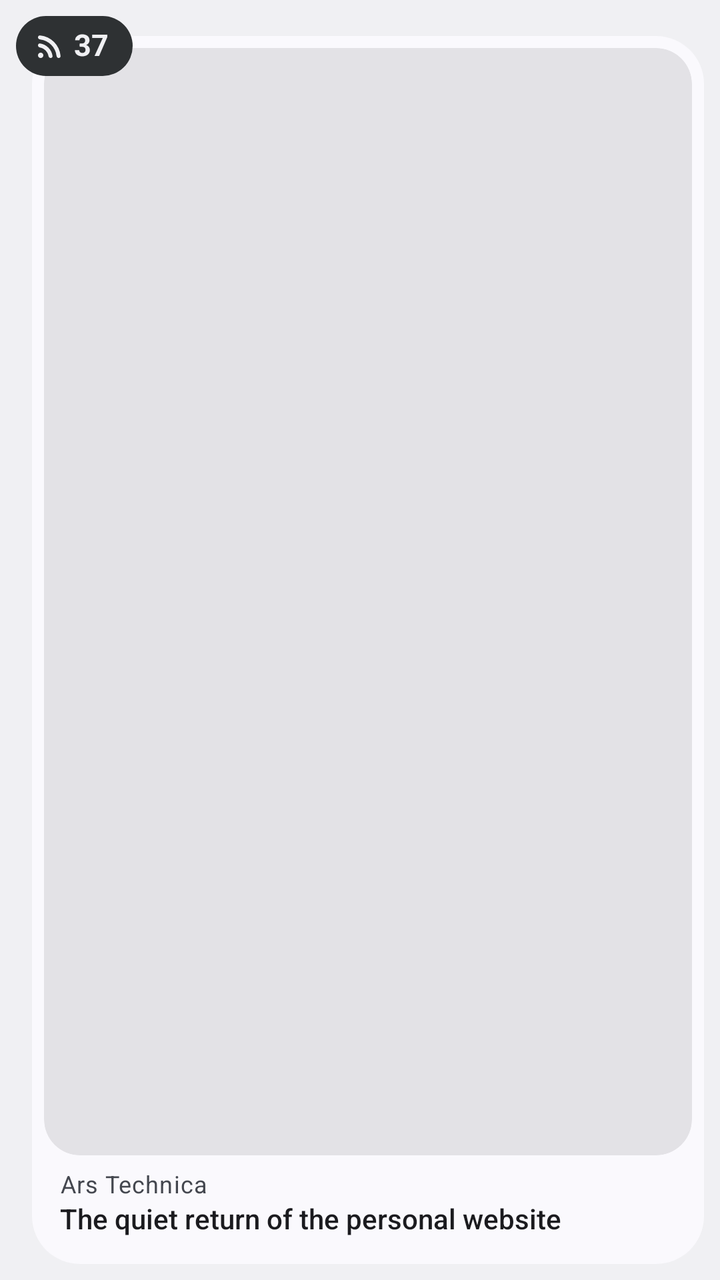
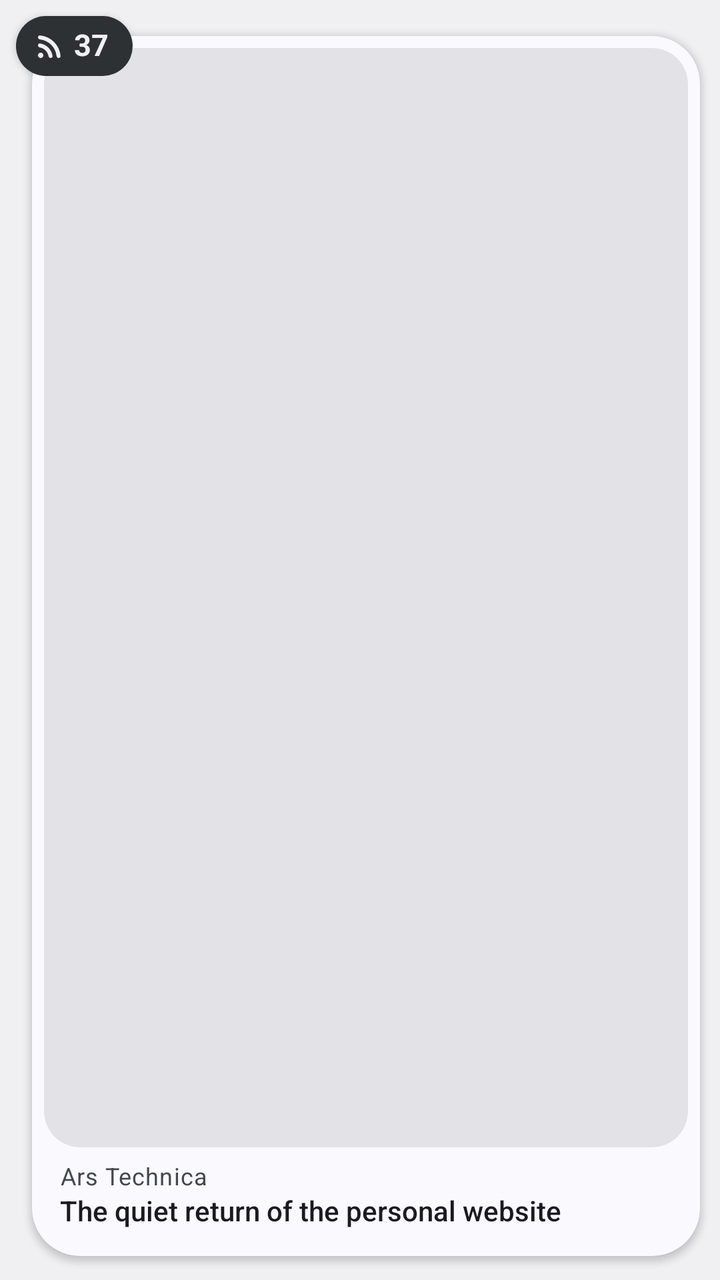

Screens rendered from an Android XML layout before and after an edit, with the pre-edit source and the edit as a unified diff.
<!-- AndroidManifest.xml: application theme Theme.News -->
<!-- res/layout/widget_newest_preview.xml -->
<?xml version="1.0" encoding="utf-8"?>
<FrameLayout xmlns:android="http://schemas.android.com/apk/res/android"
    xmlns:tools="http://schemas.android.com/tools"
    tools:ignore="SpUsage,UselessParent,ContentDescription,HardcodedText"
    android:id="@android:id/background"
    android:layout_width="match_parent"
    android:layout_height="match_parent"
    android:background="@drawable/widget_floating_frame"
    android:clipToOutline="true"
    android:padding="8dp">

    <LinearLayout
        android:id="@+id/frame"
        android:layout_width="match_parent"
        android:layout_height="match_parent"
        android:layout_marginStart="8dp"
        android:layout_marginTop="10dp"
        android:background="@drawable/widget_frame"
        android:orientation="vertical"
        android:padding="6dp">

        <ImageView
            android:id="@+id/picture"
            android:layout_width="match_parent"
            android:layout_height="0dp"
            android:layout_weight="1"
            android:background="@drawable/widget_picture"
            android:clipToOutline="true"
            android:scaleType="centerCrop" />

        <TextView
            android:id="@+id/feed"
            android:layout_width="match_parent"
            android:layout_height="wrap_content"
            android:layout_marginStart="8dp"
            android:layout_marginTop="8dp"
            android:layout_marginEnd="8dp"
            android:ellipsize="end"
            android:includeFontPadding="false"
            android:letterSpacing="0.03"
            android:maxLines="1"
            android:text="Ars Technica"
            android:textColor="@color/widget_on_surface_variant"
            android:textSize="12dp" />

        <TextView
            android:id="@+id/headline"
            android:layout_width="match_parent"
            android:layout_height="wrap_content"
            android:layout_marginStart="8dp"
            android:layout_marginTop="2dp"
            android:layout_marginEnd="8dp"
            android:layout_marginBottom="8dp"
            android:ellipsize="end"
            android:fontFamily="sans-serif-medium"
            android:includeFontPadding="false"
            android:lineSpacingExtra="2dp"
            android:maxLines="3"
            android:text="The quiet return of the personal website"
            android:textColor="@color/widget_on_surface"
            android:textSize="14dp" />
    </LinearLayout>

    <include layout="@layout/widget_badge_sample" />
</FrameLayout>
<!-- res/layout/widget_badge_sample.xml (included above) -->
<?xml version="1.0" encoding="utf-8"?>
<LinearLayout xmlns:android="http://schemas.android.com/apk/res/android"
    xmlns:tools="http://schemas.android.com/tools"
    tools:ignore="SpUsage,ContentDescription,HardcodedText"
    android:id="@+id/badge"
    android:layout_width="wrap_content"
    android:layout_height="30dp"
    android:background="@drawable/widget_pill"
    android:gravity="center_vertical"
    android:orientation="horizontal"
    android:paddingStart="9dp"
    android:paddingEnd="12dp">

    <ImageView
        android:layout_width="16dp"
        android:layout_height="16dp"
        android:src="@drawable/ic_rss_feed"
        android:tint="@color/widget_inverse_on_surface"
        tools:ignore="UseAppTint" />

    <TextView
        android:id="@+id/badge_count"
        android:layout_width="wrap_content"
        android:layout_height="wrap_content"
        android:layout_marginStart="4dp"
        android:includeFontPadding="false"
        android:maxLines="1"
        android:text="37"
        android:textColor="@color/widget_inverse_on_surface"
        android:textSize="15dp"
        android:textStyle="bold" />
</LinearLayout>
<!-- resources referenced by this layout -->
<resources>
  <color name="widget_inverse_on_surface">@android:color/system_neutral1_50</color>
  <color name="widget_on_surface">@android:color/system_on_surface_light</color>
  <color name="widget_on_surface_variant">@android:color/system_on_surface_variant_light</color>
  <!-- drawable ic_rss_feed (drawable) -->
  <vector xmlns:android="http://schemas.android.com/apk/res/android"
      android:width="24dp"
      android:height="24dp"
      android:viewportWidth="960"
      android:viewportHeight="960">
    <path
        android:fillColor="@android:color/white"
        android:pathData="M200,840Q167,840 143.5,816.5Q120,793 120,760Q120,727 143.5,703.5Q167,680 200,680Q233,680 256.5,703.5Q280,727 280,760Q280,793 256.5,816.5Q233,840 200,840ZM740,840Q714,840 696.5,821Q679,802 676,776Q665,679 623.5,594.5Q582,510 516,444Q450,378 365.5,336.5Q281,295 184,284Q158,281 139,263.5Q120,246 120,220Q120,194 138,177.5Q156,161 181,163Q304,174 411.5,225.5Q519,277 601,359Q683,441 734.5,548.5Q786,656 797,779Q799,804 782.5,822Q766,840 740,840ZM500,840Q475,840 457,822.5Q439,805 434,780Q425,731 402.5,689.5Q380,648 346,614Q312,580 270.5,557.5Q229,535 180,526Q155,521 137.5,503Q120,485 120,460Q120,434 138,417Q156,400 181,404Q254,414 317.5,446.5Q381,479 431,529Q481,579 513.5,642.5Q546,706 556,779Q560,804 543,822Q526,840 500,840Z"/>
  </vector>
  <!-- drawable widget_floating_frame (drawable) -->
  <?xml version="1.0" encoding="utf-8"?>
  <shape xmlns:android="http://schemas.android.com/apk/res/android" android:shape="rectangle">
      <corners android:radius="15dp" />
      <solid android:color="@android:color/transparent" />
  </shape>
  <!-- drawable widget_frame (drawable) -->
  <?xml version="1.0" encoding="utf-8"?>
  <shape xmlns:android="http://schemas.android.com/apk/res/android" android:shape="rectangle">
      <solid android:color="@color/widget_surface" />
      <corners android:radius="24dp" />
  </shape>
  <!-- drawable widget_picture (drawable) -->
  <?xml version="1.0" encoding="utf-8"?>
  <shape xmlns:android="http://schemas.android.com/apk/res/android" android:shape="rectangle">
      <solid android:color="@color/widget_surface_container_highest" />
      <corners android:radius="18dp" />
  </shape>
  <!-- drawable widget_pill (drawable) -->
  <?xml version="1.0" encoding="utf-8"?>
  <shape xmlns:android="http://schemas.android.com/apk/res/android" android:shape="rectangle">
      <solid android:color="@color/widget_inverse_surface" />
      <corners android:radius="20dp" />
  </shape>
  <style name="Theme.News" parent="@android:style/Theme.DeviceDefault.DayNight">
          <item name="android:windowActionBar">false</item>
          <item name="android:windowNoTitle">true</item>
      </style>
  <color name="widget_surface">@android:color/system_surface_light</color>
  <color name="widget_surface_container_highest">@android:color/system_surface_container_highest_light</color>
  <color name="widget_inverse_surface">@android:color/system_neutral1_800</color>
</resources>

<!-- the commit's change to res/layout/widget_newest_preview.xml (unified diff, before → after) -->
@@ -6,7 +6,9 @@
     android:layout_width="match_parent"
     android:layout_height="match_parent"
     android:background="@drawable/widget_floating_frame"
+    android:clipChildren="false"
     android:clipToOutline="true"
+    android:clipToPadding="false"
     android:padding="8dp">
 
     <LinearLayout
@@ -15,7 +17,10 @@
         android:layout_height="match_parent"
         android:layout_marginStart="8dp"
         android:layout_marginTop="10dp"
+        android:layout_marginEnd="2dp"
+        android:layout_marginBottom="4dp"
         android:background="@drawable/widget_frame"
+        android:elevation="2dp"
         android:orientation="vertical"
         android:padding="6dp">
 
@@ -72,6 +77,7 @@
     android:layout_width="wrap_content"
     android:layout_height="30dp"
     android:background="@drawable/widget_pill"
+    android:elevation="2dp"
     android:gravity="center_vertical"
     android:orientation="horizontal"
     android:paddingStart="9dp"
